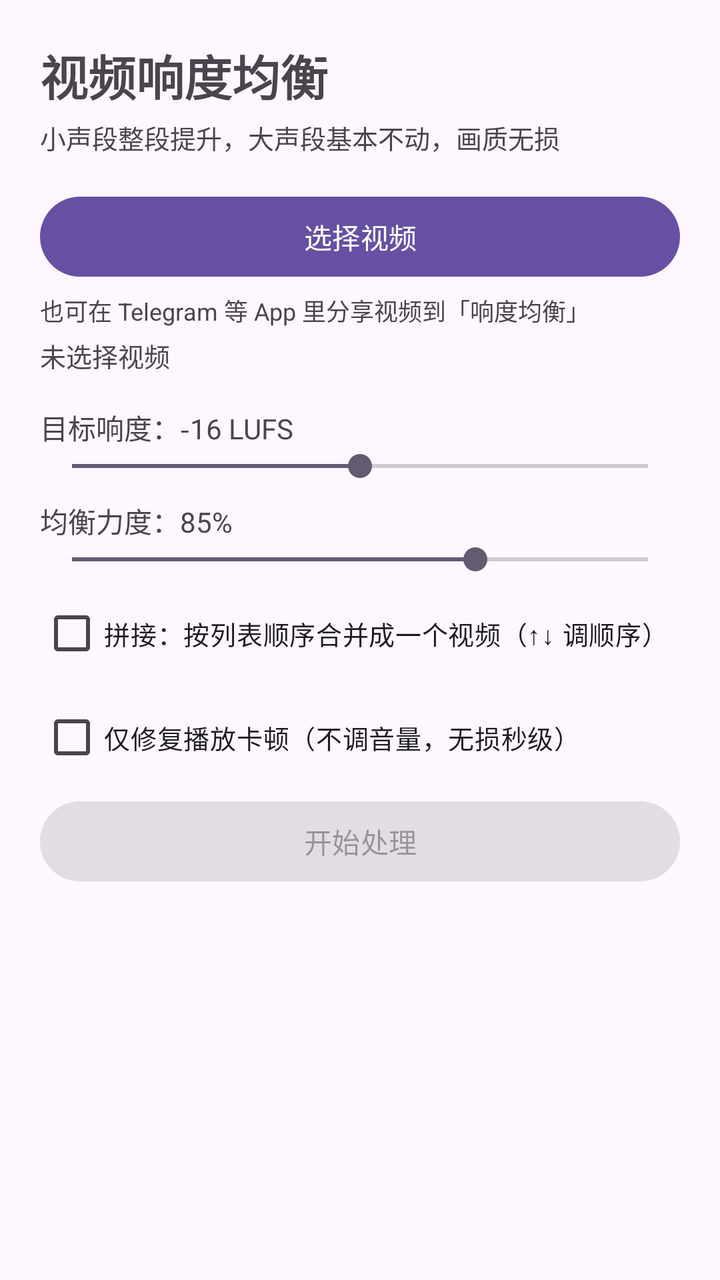
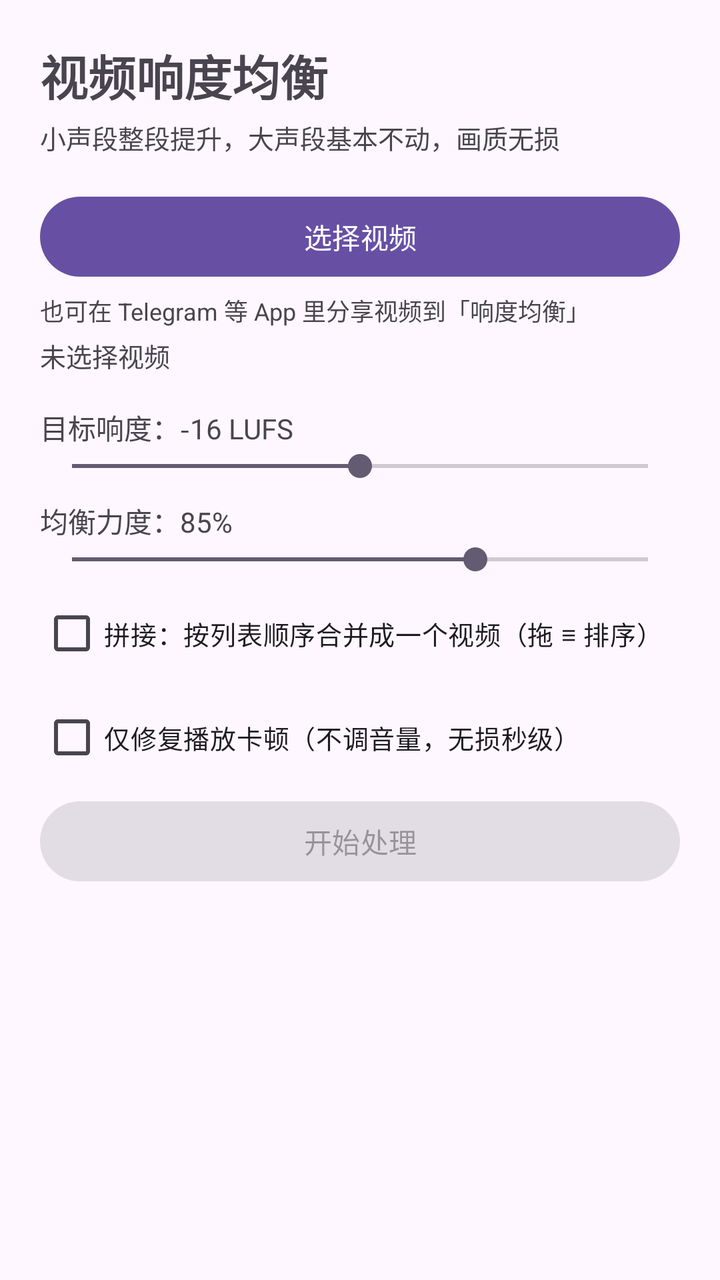

An Android layout rendered at two revisions. The XML below is the earlier revision; the diff shows what the commit changed to produce the second picture.
<!-- AndroidManifest.xml: application theme Theme.App -->
<!-- res/layout/activity_main.xml -->
<?xml version="1.0" encoding="utf-8"?>
<LinearLayout xmlns:android="http://schemas.android.com/apk/res/android"
    android:layout_width="match_parent"
    android:layout_height="match_parent"
    android:orientation="vertical"
    android:padding="20dp">

    <TextView
        android:layout_width="wrap_content"
        android:layout_height="wrap_content"
        android:text="视频响度均衡"
        android:textSize="24sp"
        android:textStyle="bold" />

    <TextView
        android:layout_width="wrap_content"
        android:layout_height="wrap_content"
        android:layout_marginTop="4dp"
        android:text="小声段整段提升，大声段基本不动，画质无损"
        android:textSize="13sp" />

    <Button
        android:id="@+id/btnPick"
        android:layout_width="match_parent"
        android:layout_height="wrap_content"
        android:layout_marginTop="16dp"
        android:text="选择视频" />

    <TextView
        android:layout_width="wrap_content"
        android:layout_height="wrap_content"
        android:layout_marginTop="4dp"
        android:text="也可在 Telegram 等 App 里分享视频到「响度均衡」"
        android:textSize="12sp" />

    <TextView
        android:id="@+id/tvSelected"
        android:layout_width="wrap_content"
        android:layout_height="wrap_content"
        android:layout_marginTop="4dp"
        android:text="未选择视频"
        android:textSize="13sp" />

    <ScrollView
        android:id="@+id/svFiles"
        android:layout_width="match_parent"
        android:layout_height="wrap_content"
        android:layout_marginTop="4dp">

        <LinearLayout
            android:id="@+id/llFiles"
            android:layout_width="match_parent"
            android:layout_height="wrap_content"
            android:orientation="vertical" />
    </ScrollView>

    <TextView
        android:id="@+id/tvTarget"
        android:layout_width="wrap_content"
        android:layout_height="wrap_content"
        android:layout_marginTop="12dp"
        android:text="目标响度：-16 LUFS" />

    <SeekBar
        android:id="@+id/sbTarget"
        android:layout_width="match_parent"
        android:layout_height="wrap_content"
        android:max="8"
        android:progress="4" />

    <TextView
        android:id="@+id/tvStrength"
        android:layout_width="wrap_content"
        android:layout_height="wrap_content"
        android:layout_marginTop="8dp"
        android:text="均衡力度：85%" />

    <SeekBar
        android:id="@+id/sbStrength"
        android:layout_width="match_parent"
        android:layout_height="wrap_content"
        android:max="50"
        android:progress="35" />

    <CheckBox
        android:id="@+id/cbConcat"
        android:layout_width="wrap_content"
        android:layout_height="wrap_content"
        android:layout_marginTop="4dp"
        android:text="拼接：按列表顺序合并成一个视频（↑↓ 调顺序）"
        android:textSize="13sp" />

    <CheckBox
        android:id="@+id/cbRepair"
        android:layout_width="wrap_content"
        android:layout_height="wrap_content"
        android:layout_marginTop="4dp"
        android:text="仅修复播放卡顿（不调音量，无损秒级）"
        android:textSize="13sp" />

    <Button
        android:id="@+id/btnStart"
        android:layout_width="match_parent"
        android:layout_height="wrap_content"
        android:layout_marginTop="4dp"
        android:enabled="false"
        android:text="开始处理" />

    <ProgressBar
        android:id="@+id/pbFile"
        style="?android:attr/progressBarStyleHorizontal"
        android:layout_width="match_parent"
        android:layout_height="wrap_content"
        android:layout_marginTop="8dp"
        android:max="100"
        android:visibility="invisible" />

    <TextView
        android:id="@+id/tvStage"
        android:layout_width="wrap_content"
        android:layout_height="wrap_content"
        android:textSize="13sp" />

    <ScrollView
        android:id="@+id/svLog"
        android:layout_width="match_parent"
        android:layout_height="0dp"
        android:layout_marginTop="8dp"
        android:layout_weight="1">

        <TextView
            android:id="@+id/tvLog"
            android:layout_width="match_parent"
            android:layout_height="wrap_content"
            android:fontFamily="monospace"
            android:textIsSelectable="true"
            android:textSize="12sp" />
    </ScrollView>

</LinearLayout>
<!-- resources referenced by this layout -->
<resources>
  <style name="Theme.App" parent="Theme.Material3.DayNight.NoActionBar" />
</resources>

<!-- the commit's change to res/layout/activity_main.xml (unified diff, before → after) -->
@@ -41,18 +41,11 @@
         android:text="未选择视频"
         android:textSize="13sp" />
 
-    <ScrollView
-        android:id="@+id/svFiles"
+    <androidx.recyclerview.widget.RecyclerView
+        android:id="@+id/rvFiles"
         android:layout_width="match_parent"
         android:layout_height="wrap_content"
-        android:layout_marginTop="4dp">
-
-        <LinearLayout
-            android:id="@+id/llFiles"
-            android:layout_width="match_parent"
-            android:layout_height="wrap_content"
-            android:orientation="vertical" />
-    </ScrollView>
+        android:layout_marginTop="4dp" />
 
     <TextView
         android:id="@+id/tvTarget"
@@ -87,7 +80,7 @@
         android:layout_width="wrap_content"
         android:layout_height="wrap_content"
         android:layout_marginTop="4dp"
-        android:text="拼接：按列表顺序合并成一个视频（↑↓ 调顺序）"
+        android:text="拼接：按列表顺序合并成一个视频（拖 ≡ 排序）"
         android:textSize="13sp" />
 
     <CheckBox
